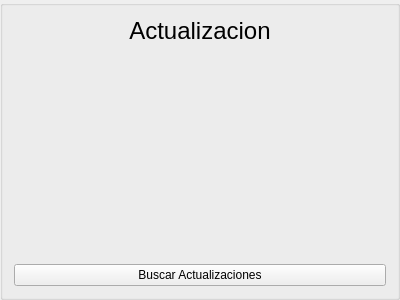
Above: FormIndexActulizar.ui from SoftTechMX/sistema-imagis before the change. Below: the same form after it.
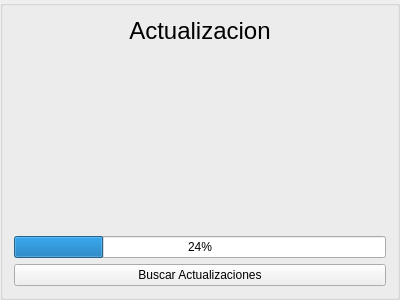
That is the form after the change.

```diff
--- a/FormIndexActulizar.ui
+++ b/FormIndexActulizar.ui
@@ -42,6 +42,13 @@
      </property>
     </spacer>
    </item>
+   <item>
+    <widget class="QProgressBar" name="progressbar">
+     <property name="value">
+      <number>24</number>
+     </property>
+    </widget>
+   </item>
    <item>
     <widget class="QPushButton" name="pushButton">
      <property name="text">
```
Left out of the diff: 12 changed lines with no effect on the pictures.
